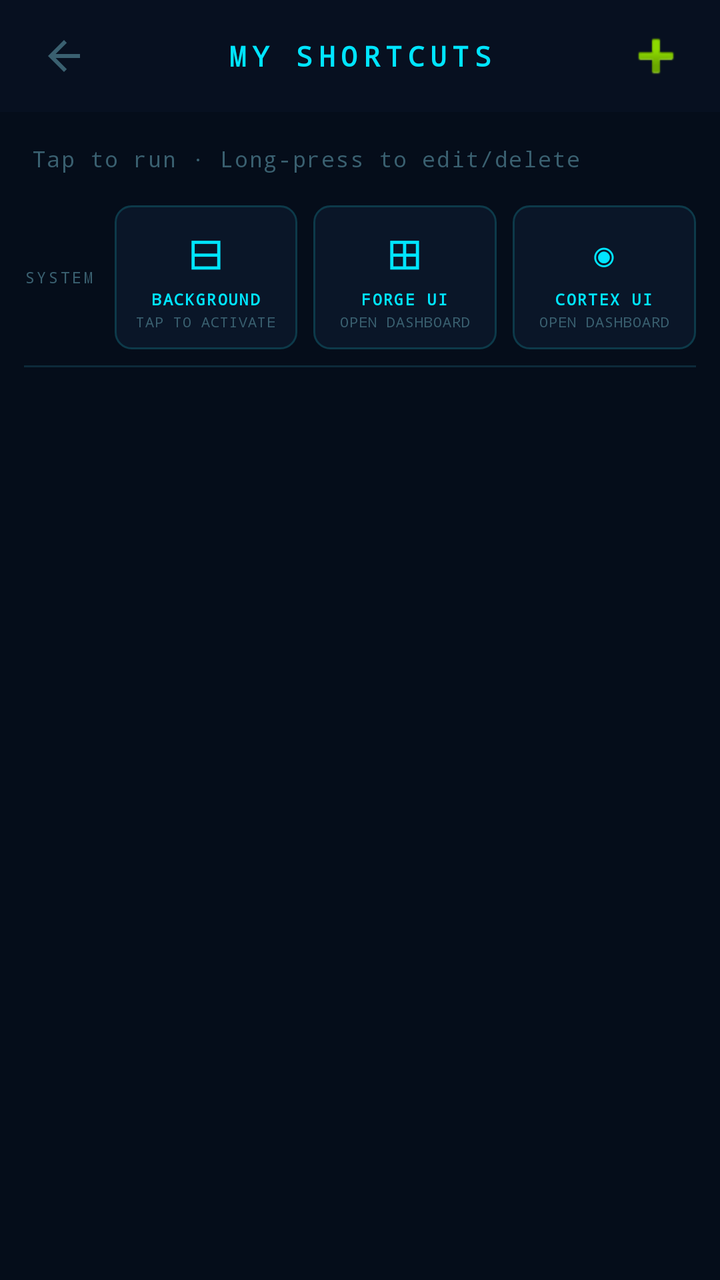
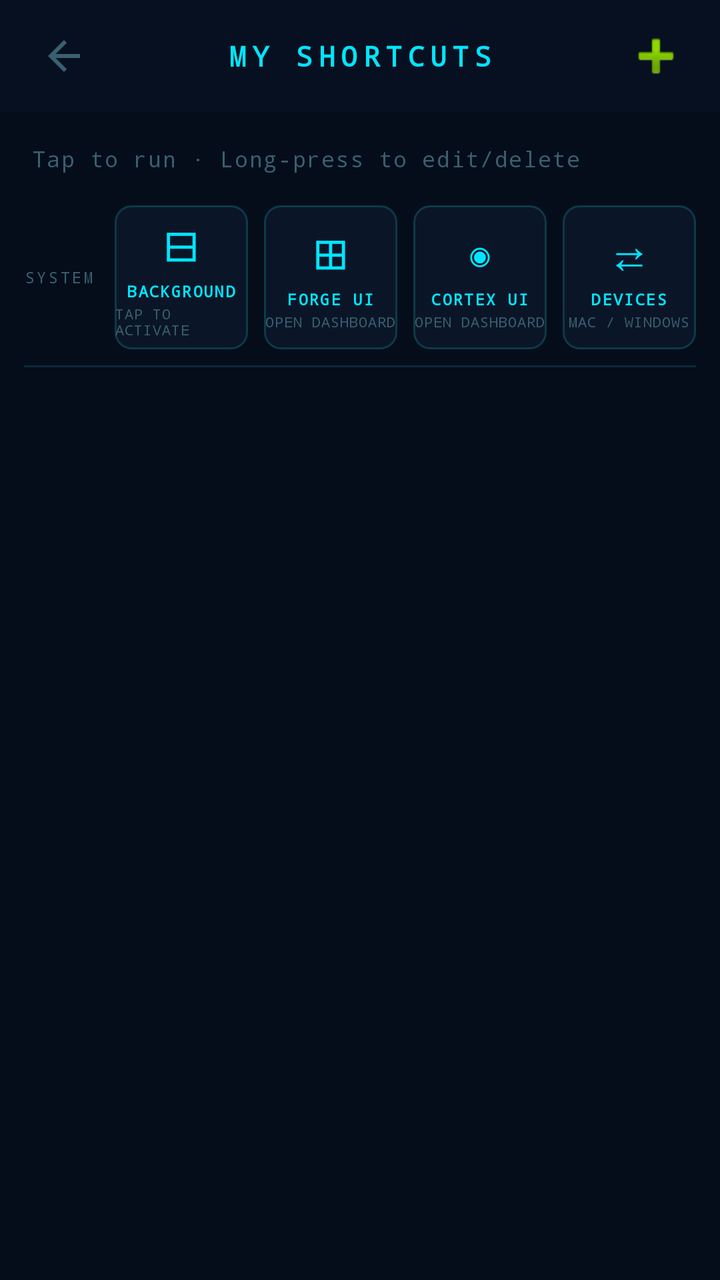

Compare the two renders of this Android layout. The source of the first and the diff that turns it into the second are given below.
<!-- AndroidManifest.xml: application theme Theme.iZACH -->
<!-- res/layout/activity_quick_shortcuts.xml -->
<?xml version="1.0" encoding="utf-8"?>
<LinearLayout xmlns:android="http://schemas.android.com/apk/res/android"
    android:layout_width="match_parent"
    android:layout_height="match_parent"
    android:orientation="vertical"
    android:background="@color/bg_deep">

    <LinearLayout android:id="@+id/topBar"
        android:layout_width="match_parent" android:layout_height="wrap_content"
        android:minHeight="56dp" android:background="@color/bg_panel"
        android:orientation="horizontal" android:gravity="center_vertical"
        android:paddingHorizontal="8dp">
        <ImageButton android:id="@+id/btnBack"
            android:layout_width="48dp" android:layout_height="48dp"
            android:background="?attr/selectableItemBackgroundBorderless"
            android:src="@drawable/ic_back" android:contentDescription="Back" />
        <TextView android:layout_width="0dp" android:layout_height="wrap_content"
            android:layout_weight="1" android:text="MY SHORTCUTS"
            android:textColor="@color/cyan" android:textSize="14sp"
            android:fontFamily="monospace" android:letterSpacing="0.2"
            android:textStyle="bold" android:gravity="center" />
        <ImageButton android:id="@+id/btnAdd"
            android:layout_width="48dp" android:layout_height="48dp"
            android:background="?attr/selectableItemBackgroundBorderless"
            android:src="@android:drawable/ic_input_add"
            android:contentDescription="Add shortcut" />
    </LinearLayout>

    <TextView android:layout_width="match_parent" android:layout_height="wrap_content"
        android:padding="16dp"
        android:text="Tap to run · Long-press to edit/delete"
        android:textColor="@color/text_sec" android:textSize="11sp"
        android:fontFamily="monospace" android:letterSpacing="0.05" />

    
    <LinearLayout
        android:id="@+id/systemTiles"
        android:layout_width="match_parent"
        android:layout_height="wrap_content"
        android:orientation="horizontal"
        android:paddingHorizontal="12dp"
        android:paddingBottom="8dp"
        android:gravity="center_vertical">

        <TextView
            android:layout_width="wrap_content"
            android:layout_height="wrap_content"
            android:text="SYSTEM"
            android:textColor="@color/text_sec"
            android:textSize="8sp"
            android:fontFamily="monospace"
            android:letterSpacing="0.15"
            android:layout_marginEnd="10dp" />

        
        <LinearLayout
            android:id="@+id/tileBgMode"
            android:layout_width="0dp"
            android:layout_height="72dp"
            android:layout_weight="1"
            android:orientation="vertical"
            android:gravity="center"
            android:background="@drawable/bg_shortcut_tile"
            android:layout_marginEnd="8dp"
            android:clickable="true"
            android:focusable="true">

            <TextView
                android:layout_width="wrap_content"
                android:layout_height="wrap_content"
                android:text="⊟"
                android:textColor="@color/cyan"
                android:textSize="22sp" />

            <TextView
                android:id="@+id/tvBgModeLabel"
                android:layout_width="wrap_content"
                android:layout_height="wrap_content"
                android:text="BACKGROUND"
                android:textColor="@color/cyan"
                android:textSize="8sp"
                android:fontFamily="monospace"
                android:letterSpacing="0.1"
                android:textStyle="bold"
                android:layout_marginTop="2dp" />

            <TextView
                android:id="@+id/tvBgModeStatus"
                android:layout_width="wrap_content"
                android:layout_height="wrap_content"
                android:text="TAP TO ACTIVATE"
                android:textColor="@color/text_sec"
                android:textSize="7sp"
                android:fontFamily="monospace"
                android:letterSpacing="0.05"
                android:layout_marginTop="1dp" />
        </LinearLayout>

        
        <LinearLayout
            android:id="@+id/tileForge"
            android:layout_width="0dp"
            android:layout_height="72dp"
            android:layout_weight="1"
            android:orientation="vertical"
            android:gravity="center"
            android:background="@drawable/bg_shortcut_tile"
            android:layout_marginEnd="8dp"
            android:clickable="true"
            android:focusable="true">

            <TextView
                android:layout_width="wrap_content"
                android:layout_height="wrap_content"
                android:text="⊞"
                android:textColor="@color/cyan"
                android:textSize="22sp" />

            <TextView
                android:layout_width="wrap_content"
                android:layout_height="wrap_content"
                android:text="FORGE UI"
                android:textColor="@color/cyan"
                android:textSize="8sp"
                android:fontFamily="monospace"
                android:letterSpacing="0.1"
                android:textStyle="bold"
                android:layout_marginTop="2dp" />

            <TextView
                android:layout_width="wrap_content"
                android:layout_height="wrap_content"
                android:text="OPEN DASHBOARD"
                android:textColor="@color/text_sec"
                android:textSize="7sp"
                android:fontFamily="monospace"
                android:letterSpacing="0.05"
                android:layout_marginTop="1dp" />
        </LinearLayout>

        
        <LinearLayout
            android:id="@+id/tileCortex"
            android:layout_width="0dp"
            android:layout_height="72dp"
            android:layout_weight="1"
            android:orientation="vertical"
            android:gravity="center"
            android:background="@drawable/bg_shortcut_tile"
            android:clickable="true"
            android:focusable="true">

            <TextView
                android:layout_width="wrap_content"
                android:layout_height="wrap_content"
                android:text="◉"
                android:textColor="@color/cyan"
                android:textSize="22sp" />

            <TextView
                android:layout_width="wrap_content"
                android:layout_height="wrap_content"
                android:text="CORTEX UI"
                android:textColor="@color/cyan"
                android:textSize="8sp"
                android:fontFamily="monospace"
                android:letterSpacing="0.1"
                android:textStyle="bold"
                android:layout_marginTop="2dp" />

            <TextView
                android:layout_width="wrap_content"
                android:layout_height="wrap_content"
                android:text="OPEN DASHBOARD"
                android:textColor="@color/text_sec"
                android:textSize="7sp"
                android:fontFamily="monospace"
                android:letterSpacing="0.05"
                android:layout_marginTop="1dp" />
        </LinearLayout>
    </LinearLayout>

    
    <View android:layout_width="match_parent" android:layout_height="1dp"
        android:background="#0d2a3a" android:layout_marginHorizontal="12dp"
        android:layout_marginBottom="8dp" />

    <androidx.recyclerview.widget.RecyclerView
        android:id="@+id/rvShortcuts"
        android:layout_width="match_parent"
        android:layout_height="0dp"
        android:layout_weight="1"
        android:padding="12dp"
        android:clipToPadding="false" />

</LinearLayout>
<!-- resources referenced by this layout -->
<resources>
  <color name="bg_deep">#FF050d1a</color>
  <color name="bg_panel">#FF071020</color>
  <color name="cyan">#FF00e5ff</color>
  <color name="text_sec">#FF3a6070</color>
  <!-- drawable bg_shortcut_tile (drawable) -->
  <?xml version="1.0" encoding="utf-8"?>
  <shape xmlns:android="http://schemas.android.com/apk/res/android" android:shape="rectangle">
      <solid android:color="#FF0a1628"/>
      <stroke android:width="1dp" android:color="#FF0d3a4a"/>
      <corners android:radius="8dp"/>
  </shape>
  <!-- drawable ic_back (drawable) -->
  <?xml version="1.0" encoding="utf-8"?>
  <vector xmlns:android="http://schemas.android.com/apk/res/android"
      android:width="24dp" android:height="24dp"
      android:viewportWidth="24" android:viewportHeight="24">
      <path android:fillColor="#3a6070"
          android:pathData="M20,11H7.83l5.59,-5.59L12,4l-8,8 8,8 1.41,-1.41L7.83,13H20v-2z"/>
  </vector>
  <style name="Theme.iZACH" parent="Theme.MaterialComponents.DayNight.NoActionBar">
          <item name="colorPrimary">@color/cyan</item>
          <item name="colorPrimaryVariant">@color/cyan_dark</item>
          <item name="colorOnPrimary">@color/bg_deep</item>
          <item name="colorSecondary">@color/cyan_dim</item>
          <item name="colorSurface">@color/bg_panel</item>
          <item name="colorOnSurface">@color/text_pri</item>
          <item name="android:windowBackground">@color/bg_deep</item>
          <item name="android:statusBarColor">@color/bg_panel</item>
          <item name="android:navigationBarColor">@color/bg_panel</item>
      </style>
  <color name="cyan_dark">#FF002030</color>
  <color name="cyan_dim">#FF005060</color>
  <color name="text_pri">#FFc8e8f0</color>
</resources>

<!-- the commit's change to res/layout/activity_quick_shortcuts.xml (unified diff, before → after) -->
@@ -147,6 +147,7 @@
             android:orientation="vertical"
             android:gravity="center"
             android:background="@drawable/bg_shortcut_tile"
+            android:layout_marginEnd="8dp"
             android:clickable="true"
             android:focusable="true">
 
@@ -172,6 +173,47 @@
                 android:layout_width="wrap_content"
                 android:layout_height="wrap_content"
                 android:text="OPEN DASHBOARD"
+                android:textColor="@color/text_sec"
+                android:textSize="7sp"
+                android:fontFamily="monospace"
+                android:letterSpacing="0.05"
+                android:layout_marginTop="1dp" />
+        </LinearLayout>
+
+        
+        <LinearLayout
+            android:id="@+id/tileDevices"
+            android:layout_width="0dp"
+            android:layout_height="72dp"
+            android:layout_weight="1"
+            android:orientation="vertical"
+            android:gravity="center"
+            android:background="@drawable/bg_shortcut_tile"
+            android:clickable="true"
+            android:focusable="true">
+
+            <TextView
+                android:layout_width="wrap_content"
+                android:layout_height="wrap_content"
+                android:text="⇄"
+                android:textColor="@color/cyan"
+                android:textSize="22sp" />
+
+            <TextView
+                android:layout_width="wrap_content"
+                android:layout_height="wrap_content"
+                android:text="DEVICES"
+                android:textColor="@color/cyan"
+                android:textSize="8sp"
+                android:fontFamily="monospace"
+                android:letterSpacing="0.1"
+                android:textStyle="bold"
+                android:layout_marginTop="2dp" />
+
+            <TextView
+                android:layout_width="wrap_content"
+                android:layout_height="wrap_content"
+                android:text="MAC / WINDOWS"
                 android:textColor="@color/text_sec"
                 android:textSize="7sp"
                 android:fontFamily="monospace"
